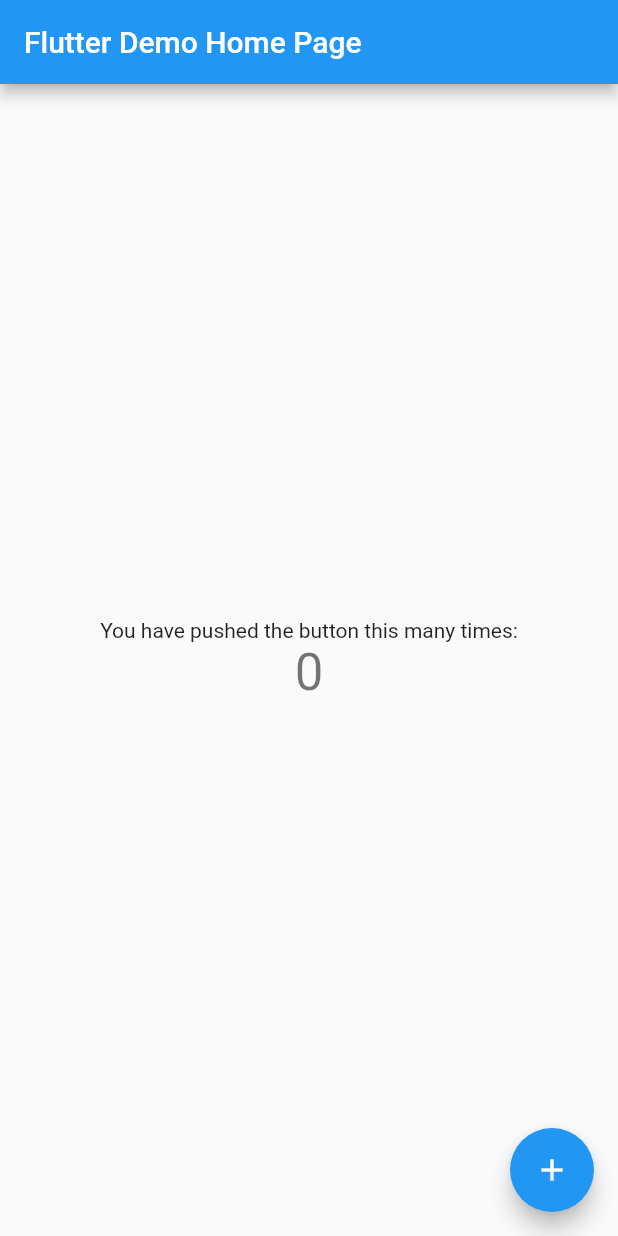
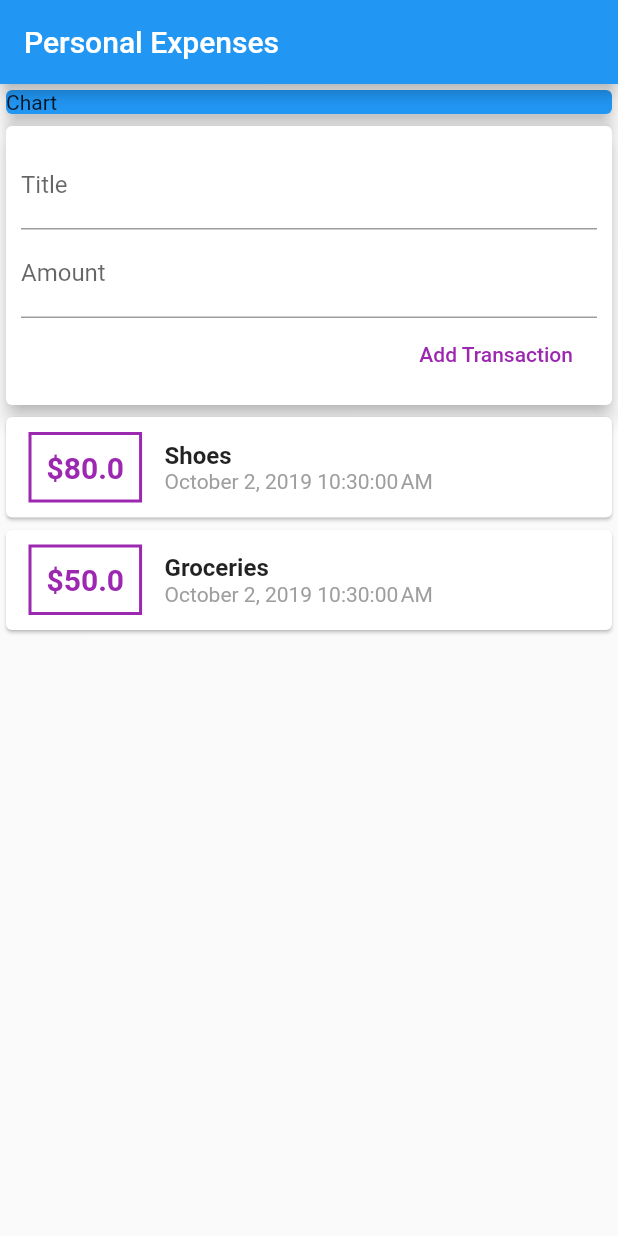
Before and after one commit to Vitorr32/personal_expenses, a Flutter app: the screen it shows after launch, on a phone screen of 412 x 824 dp. Run offline on Flutter 3.47's test engine with Material 2 defaults, Android fonts, the phone set to English and light mode, and no system bars.

Commit message:
Started creating basic widget structure

```diff
--- a/lib/main.dart
+++ b/lib/main.dart
@@ -1,4 +1,7 @@
 import 'package:flutter/material.dart';
+import 'package:intl/intl.dart';
+
+import './models/transaction.dart';
 
 void main() => runApp(MyApp());
 
@@ -7,105 +10,126 @@ class MyApp extends StatelessWidget {
   @override
   Widget build(BuildContext context) {
     return MaterialApp(
-      title: 'Flutter Demo',
-      theme: ThemeData(
-        // This is the theme of your application.
-        //
-        // Try running your application with "flutter run". You'll see the
-        // application has a blue toolbar. Then, without quitting the app, try
-        // changing the primarySwatch below to Colors.green and then invoke
-        // "hot reload" (press "r" in the console where you ran "flutter run",
-        // or simply save your changes to "hot reload" in a Flutter IDE).
-        // Notice that the counter didn't reset back to zero; the application
-        // is not restarted.
-        primarySwatch: Colors.blue,
-      ),
-      home: MyHomePage(title: 'Flutter Demo Home Page'),
+      title: 'Personal Expenses',
+      home: Home('Personal Expenses'),
     );
   }
 }
 
-class MyHomePage extends StatefulWidget {
-  MyHomePage({Key key, this.title}) : super(key: key);
+class Home extends StatelessWidget {
+  final String title;
+  final List<Transaction> transactions = [
+    Transaction(id: '1', title: 'Shoes', amount: 80, date: DateTime.now()),
+    Transaction(id: '2', title: 'Groceries', amount: 50, date: DateTime.now())
+  ];
+  // String titleInput;
+  // String amountInput;
+  final titleController = TextEditingController();
+  final amountController = TextEditingController();
 
-  // This widget is the home page of your application. It is stateful, meaning
-  // that it has a State object (defined below) that contains fields that affect
-  // how it looks.
-
-  // This class is the configuration for the state. It holds the values (in this
-  // case the title) provided by the parent (in this case the App widget) and
-  // used by the build method of the State. Fields in a Widget subclass are
-  // always marked "final".
-
-  final String title;
-
-  @override
-  _MyHomePageState createState() => _MyHomePageState();
-}
-
-class _MyHomePageState extends State<MyHomePage> {
-  int _counter = 0;
-
-  void _incrementCounter() {
-    setState(() {
-      // This call to setState tells the Flutter framework that something has
-      // changed in this State, which causes it to rerun the build method below
-      // so that the display can reflect the updated values. If we changed
-      // _counter without calling setState(), then the build method would not be
-      // called again, and so nothing would appear to happen.
-      _counter++;
-    });
-  }
+  Home(this.title);
 
   @override
   Widget build(BuildContext context) {
-    // This method is rerun every time setState is called, for instance as done
-    // by the _incrementCounter method above.
-    //
-    // The Flutter framework has been optimized to make rerunning build methods
-    // fast, so that you can just rebuild anything that needs updating rather
-    // than having to individually change instances of widgets.
     return Scaffold(
       appBar: AppBar(
-        // Here we take the value from the MyHomePage object that was created by
-        // the App.build method, and use it to set our appbar title.
-        title: Text(widget.title),
+        title: Text(title),
       ),
-      body: Center(
-        // Center is a layout widget. It takes a single child and positions it
-        // in the middle of the parent.
-        child: Column(
-          // Column is also a layout widget. It takes a list of children and
-          // arranges them vertically. By default, it sizes itself to fit its
-          // children horizontally, and tries to be as tall as its parent.
-          //
-          // Invoke "debug painting" (press "p" in the console, choose the
-          // "Toggle Debug Paint" action from the Flutter Inspector in Android
-          // Studio, or the "Toggle Debug Paint" command in Visual Studio Code)
-          // to see the wireframe for each widget.
-          //
-          // Column has various properties to control how it sizes itself and
-          // how it positions its children. Here we use mainAxisAlignment to
-          // center the children vertically; the main axis here is the vertical
-          // axis because Columns are vertical (the cross axis would be
-          // horizontal).
-          mainAxisAlignment: MainAxisAlignment.center,
-          children: <Widget>[
-            Text(
-              'You have pushed the button this many times:',
+      body: Column(
+        crossAxisAlignment: CrossAxisAlignment.end,
+        children: <Widget>[
+          Container(
+            width: double.infinity,
+            child: Card(
+              color: Colors.blue,
+              child: Text('Chart'),
+              elevation: 5,
             ),
-            Text(
-              '$_counter',
-              style: Theme.of(context).textTheme.display1,
+          ),
+          Card(
+            elevation: 5,
+            child: Container(
+              padding: EdgeInsets.all(10),
+              child: Column(
+                crossAxisAlignment: CrossAxisAlignment.end,
+                children: <Widget>[
+                  TextField(
+                    decoration: InputDecoration(
+                      labelText: 'Title',
+                    ),
+                    controller: titleController,
+                    // onChanged: (input) {
+                    //   titleInput = input;
+                    // },
+                  ),
+                  TextField(
+                    decoration: InputDecoration(
+                      labelText: 'Amount',
+                    ),
+                    controller: amountController,
+                    // onChanged: (input) {
+                    //   amountInput = input;
+                    // },
+                  ),
+                  FlatButton(
+                    child: Text('Add Transaction'),
+                    textColor: Colors.purple,
+                    onPressed: () {
+                      print(titleController);
+                      print(amountController);
+                    },
+                  )
+                ],
+              ),
             ),
-          ],
-        ),
+          ),
+          Column(
+            children: transactions.map((tx) {
+              return Card(
+                child: Row(
+                  children: <Widget>[
+                    Container(
+                      margin:
+                          EdgeInsets.symmetric(vertical: 10, horizontal: 15),
+                      decoration: BoxDecoration(
+                          border: Border.all(color: Colors.purple, width: 2)),
+                      padding: EdgeInsets.all(10),
+                      child: Text(
+                        '\$${tx.amount}',
+                        style: TextStyle(
+                          fontWeight: FontWeight.bold,
+                          fontSize: 20,
+                          color: Colors.purple,
+                        ),
+                      ),
+                    ),
+                    Column(
+                      crossAxisAlignment: CrossAxisAlignment.start,
+                      mainAxisAlignment: MainAxisAlignment.spaceBetween,
+                      children: <Widget>[
+                        Text(
+                          tx.title,
+                          style: TextStyle(
+                            fontSize: 16,
+                            fontWeight: FontWeight.bold,
+                          ),
+                        ),
+                        Text(
+                          DateFormat().format(tx.date),
+                          style: TextStyle(
+                            color: Colors.grey,
+                            fontSize: 14,
+                          ),
+                        )
+                      ],
+                    )
+                  ],
+                ),
+              );
+            }).toList(),
+          )
+        ],
       ),
-      floatingActionButton: FloatingActionButton(
-        onPressed: _incrementCounter,
-        tooltip: 'Increment',
-        child: Icon(Icons.add),
-      ), // This trailing comma makes auto-formatting nicer for build methods.
     );
   }
 }
--- /dev/null
+++ b/lib/models/transaction.dart
@@ -0,0 +1,14 @@
+import 'package:flutter/foundation.dart';
+
+class Transaction {
+  final String id;
+  final String title;
+  final double amount;
+  final DateTime date;
+
+  Transaction(
+      {@required this.id,
+      @required this.title,
+      @required this.amount,
+      @required this.date});
+}
--- /dev/null
+++ b/lib/widgets/transaction_list.dart
@@ -0,0 +1,13 @@
+import 'package:flutter/material.dart';
+
+class TransactionList extends StatefulWidget {
+  @override
+  _TransactionListState createState() => _TransactionListState();
+}
+
+class _TransactionListState extends State<TransactionList> {
+  @override
+  Widget build(BuildContext context) {
+    return Container();
+  }
+}
--- a/pubspec.yaml
+++ b/pubspec.yaml
@@ -19,7 +19,7 @@ environment:
 dependencies:
   flutter:
     sdk: flutter
-
+  intl: ^0.16.0
   # The following adds the Cupertino Icons font to your application.
   # Use with the CupertinoIcons class for iOS style icons.
   cupertino_icons: ^0.1.2
```
Also changed, not shown: pubspec.lock.
